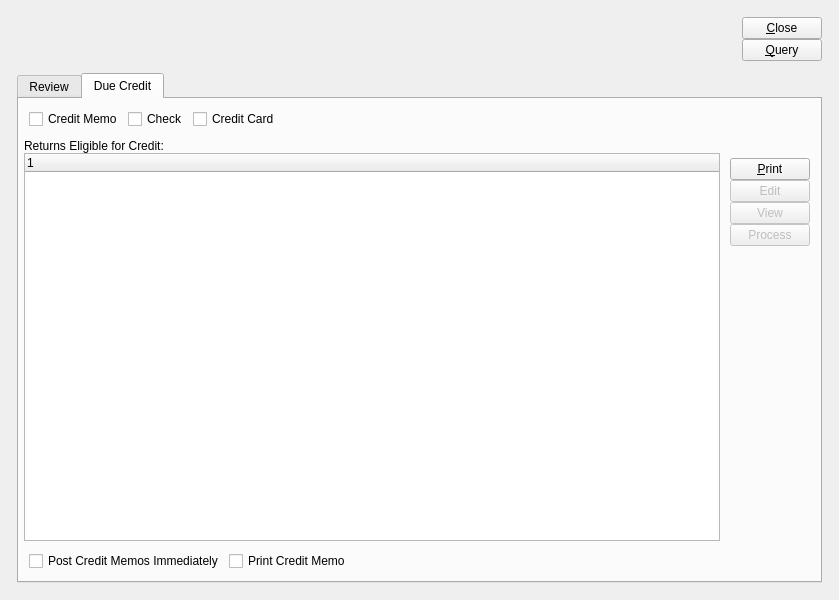
Pegasus-RPG/xtuple-client, file guiclient/returnAuthorizationWorkbench.ui: the form before one commit.
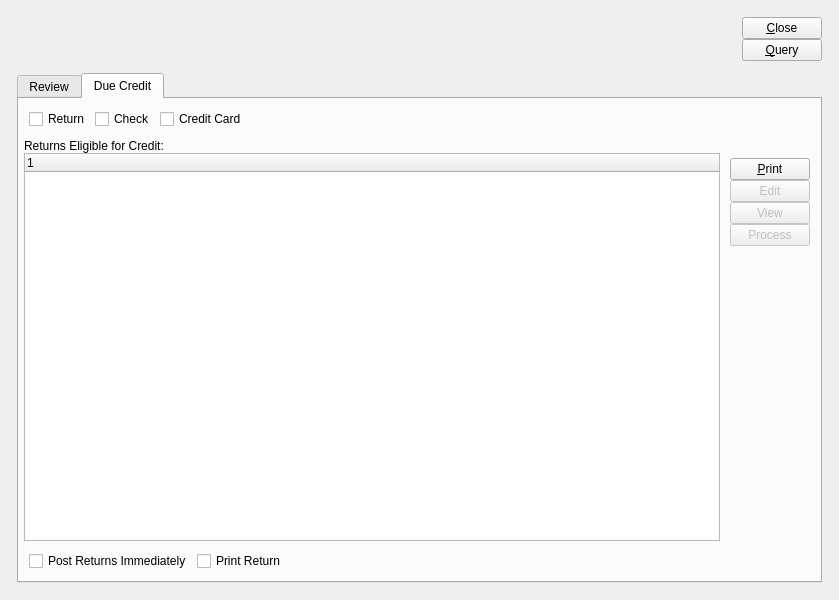
The form after the commit. The open tabs and pages were chosen to show the change. Custom widgets are drawn as their Qt base class.

The edit to the form file:
```diff
--- a/guiclient/returnAuthorizationWorkbench.ui
+++ b/guiclient/returnAuthorizationWorkbench.ui
@@ -334,7 +334,7 @@
            <item>
             <widget class="XCheckBox" name="_creditmemo">
              <property name="text">
-              <string>Credit Memo</string>
+              <string>Return</string>
              </property>
             </widget>
            </item>
@@ -488,14 +488,14 @@
            <item>
             <widget class="XCheckBox" name="_postmemos">
              <property name="text">
-              <string>Post Credit Memos Immediately</string>
+              <string>Post Returns Immediately</string>
              </property>
             </widget>
            </item>
            <item>
             <widget class="XCheckBox" name="_printmemo">
              <property name="text">
-              <string>Print Credit Memo</string>
+              <string>Print Return</string>
              </property>
             </widget>
            </item>
```
